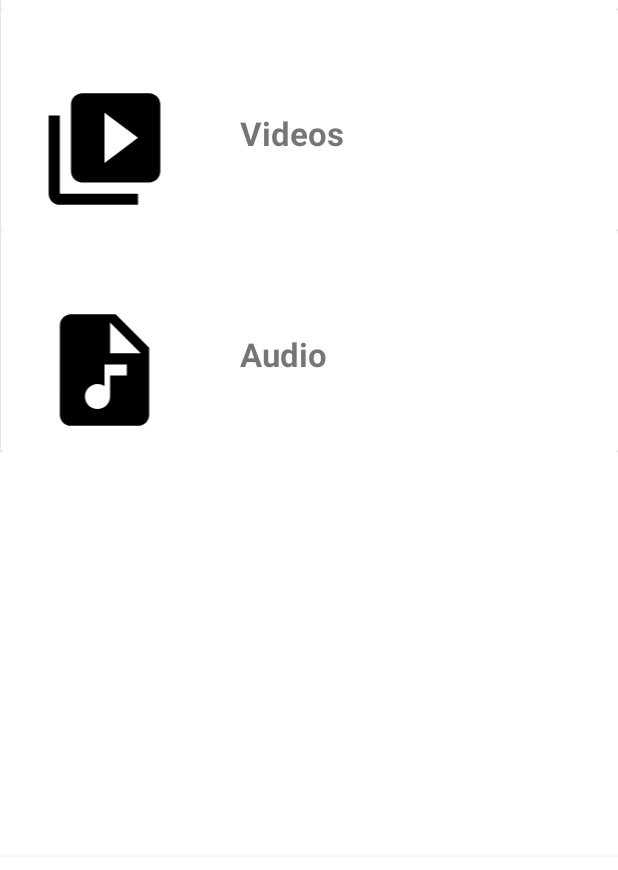
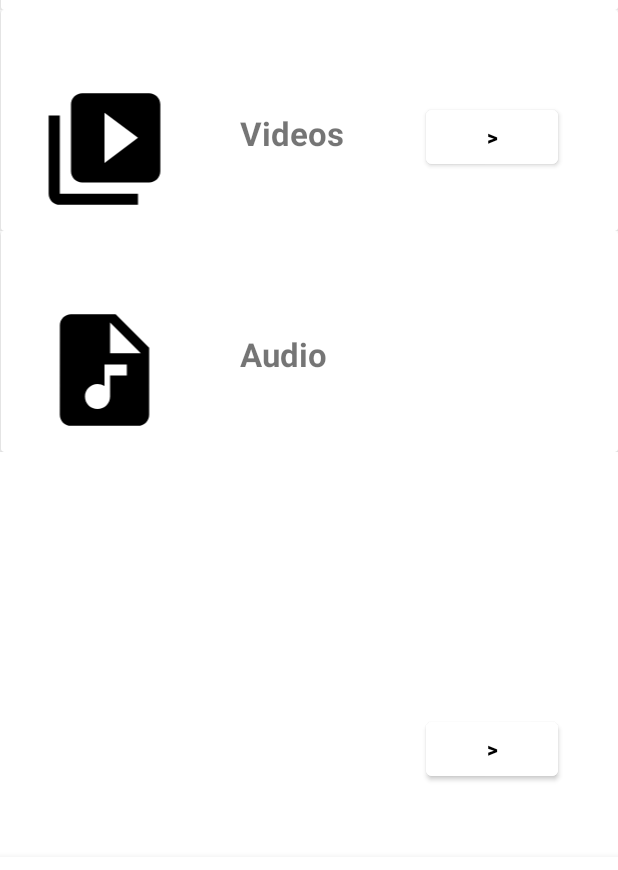
Before and after one commit to Meghamugali/BasicmediaApplication, an Android app: the screen it shows after launch (MainActivity), item 2 of the bottom bar chosen, on a phone screen of 412 x 824 dp. Shown: the part 295-1165 px from the top of the screen. Run offline under Robolectric (Android 15) with nearby library versions, the light colour scheme and no system bars.

Commit message:
Initial commit

```diff
--- a/app/src/main/res/layout/fragment_activity.xml
+++ b/app/src/main/res/layout/fragment_activity.xml
@@ -43,4 +43,37 @@
         android:textStyle="bold"
         app:layout_constraintEnd_toEndOf="parent"
         app:layout_constraintTop_toTopOf="parent" />
+
+=======
+
+    <Button
+        android:id="@+id/button2"
+        android:layout_width="wrap_content"
+        android:layout_height="wrap_content"
+        android:layout_marginTop="208dp"
+        android:layout_marginEnd="40dp"
+        android:backgroundTint="@color/white"
+        android:onClick="pickVideosFromStorage"
+        android:text=">"
+        android:textAllCaps="false"
+        android:textColor="@color/black"
+        android:textStyle="bold"
+        app:layout_constraintEnd_toEndOf="parent"
+        app:layout_constraintTop_toTopOf="parent" />
+
+    <Button
+        android:id="@+id/button3"
+        android:layout_width="wrap_content"
+        android:layout_height="wrap_content"
+        android:layout_marginEnd="40dp"
+        android:layout_marginBottom="48dp"
+        android:backgroundTint="@color/white"
+        android:onClick="pickVideosFromStorage"
+        android:text=">"
+        android:textAllCaps="false"
+        android:textColor="@color/black"
+        android:textStyle="bold"
+        app:layout_constraintBottom_toBottomOf="parent"
+        app:layout_constraintEnd_toEndOf="parent" />
+>>>>>>> 911426a (Initial commit)
 </androidx.constraintlayout.widget.ConstraintLayout>
```
